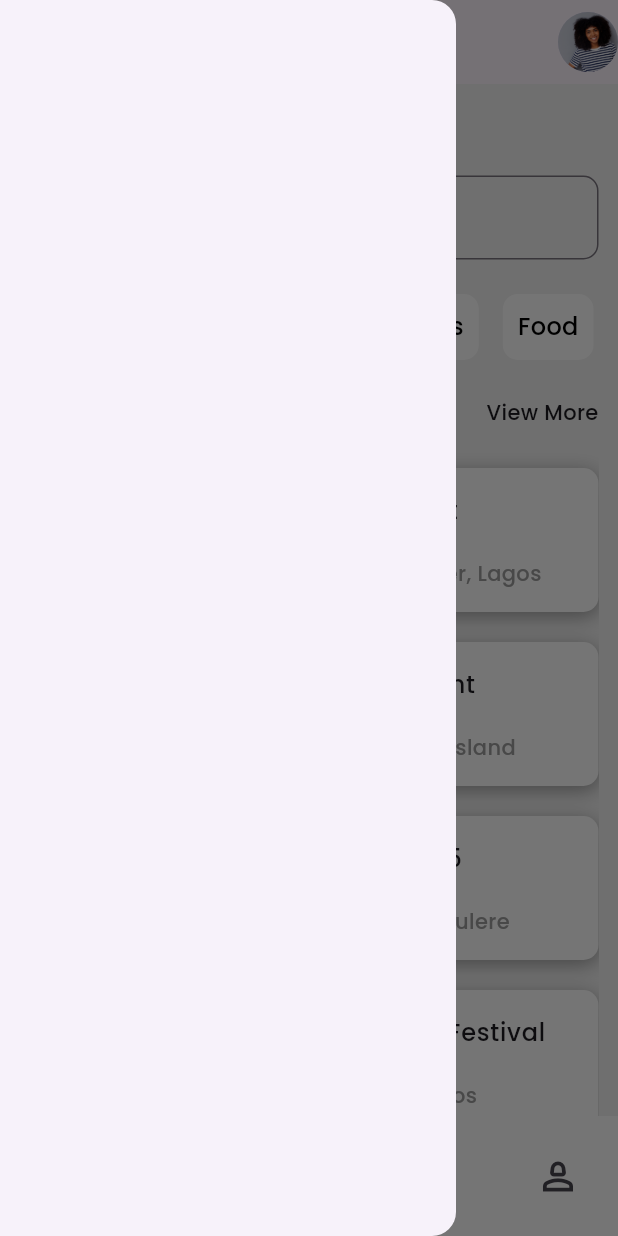
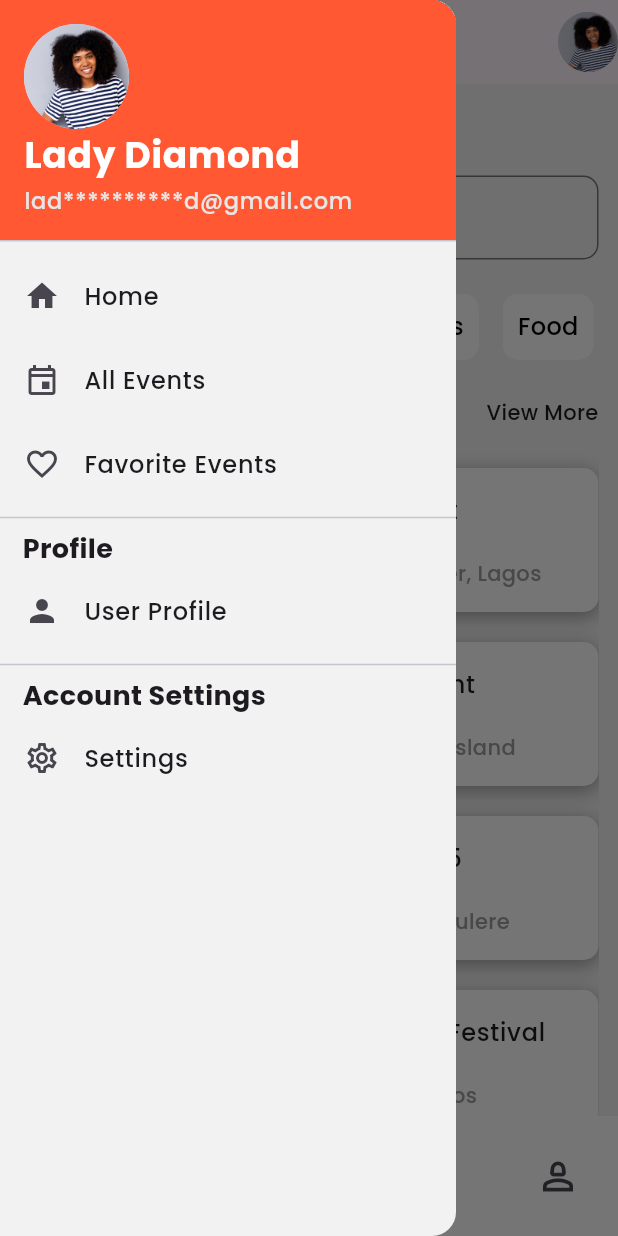
Before and after one commit to Joyy-dev/eventparty, a Flutter app: the screen it shows after launch, with the side drawer open, on a phone screen of 412 x 824 dp. Run offline on Flutter 3.47's test engine with Material 3 defaults, Android fonts, the light colour scheme and no system bars.

Commit message:
App drawer

```diff
--- a/lib/screens/event_screens.dart
+++ b/lib/screens/event_screens.dart
@@ -1,5 +1,6 @@
 import 'package:eventparty/widget/event_botton.dart';
 import 'package:eventparty/widget/event_carousel.dart';
+import 'package:eventparty/widget/event_drawer.dart';
 import 'package:eventparty/widget/event_search.dart';
 import 'package:eventparty/widget/popular_event.dart';
 import 'package:flutter/material.dart';
@@ -22,6 +23,7 @@ class EventScreens extends StatelessWidget {
         ],
       ),
       bottomNavigationBar: EventBotton(),
+      drawer: EventDrawer(),
 
       body: SingleChildScrollView(
         child: Container(
--- a/lib/widget/event_drawer.dart
+++ b/lib/widget/event_drawer.dart
@@ -1,3 +1,5 @@
+import 'package:eventparty/screens/event_screens.dart';
+import 'package:eventparty/screens/home_screens.dart';
 import 'package:flutter/material.dart';
 
 class EventDrawer extends StatelessWidget {
@@ -5,6 +7,116 @@ class EventDrawer extends StatelessWidget {
 
   @override
   Widget build(BuildContext context) {
-    return Drawer();
+    return Drawer(
+      backgroundColor: Color(0xFFF2F2F2),
+      elevation: 5,
+      child: ListView(
+        padding: EdgeInsets.zero,
+        children: [
+          DrawerHeader(
+            decoration: BoxDecoration(
+              color: Color(0xFFFF5833),
+            ),
+            child: Column(
+              crossAxisAlignment: CrossAxisAlignment.start,
+              children: [
+                CircleAvatar(
+                  backgroundImage: AssetImage('assets/images/girl.png'),
+                  maxRadius: 35,
+                ),
+                Text(
+                  'Lady Diamond',
+                  style: TextStyle(
+                    fontWeight: FontWeight.bold,
+                    fontSize: 24,
+                    color: Colors.white
+                  ),
+                ),
+                Text(
+                  'lad**********d@gmail.com',
+                  style: TextStyle(
+                    color: const Color.fromARGB(255, 230, 230, 230),
+                    fontSize: 15
+                  ),
+                )
+              ],
+            )
+          ),
+          Column(
+            crossAxisAlignment: CrossAxisAlignment.start,
+            children: [
+              ListTile(
+                onTap: () {
+                  Navigator.of(
+                    context
+                  ).pushReplacement(
+                    MaterialPageRoute(
+                      builder: (context) => HomeScreens()
+                    )
+                  );
+                },
+                leading: Icon(Icons.home),
+                title: Text(
+                  'Home'
+                ),
+              ),
+              ListTile(
+                onTap: () {
+                  Navigator.of(
+                    context
+                  ).pushReplacement(
+                    MaterialPageRoute(
+                      builder: (context) => EventScreens()
+                    )
+                  );
+                },
+                leading: Icon(Icons.event_outlined),
+                title: Text(
+                  'All Events'
+                ),
+              ),
+              ListTile(
+                leading: Icon(Icons.favorite_border_outlined),
+                title: Text(
+                  'Favorite Events'
+                ),
+              ),
+              Divider(),
+              Padding(
+                padding: const EdgeInsets.symmetric(horizontal: 15),
+                child: Text(
+                  'Profile',
+                  style: TextStyle(
+                    fontWeight: FontWeight.bold,
+                    fontSize: 18
+                  ),
+                ),
+              ),
+              ListTile(
+                leading: Icon(Icons.person),
+                title: Text(
+                  'User Profile'
+                )
+              ),
+              Divider(),
+              Padding(
+                padding: const EdgeInsets.symmetric(horizontal: 15),
+                child: Text(
+                  'Account Settings',
+                  style: TextStyle(
+                    fontSize: 18,
+                    fontWeight: FontWeight.bold
+                  ),
+                ),
+              ),
+              ListTile(
+                leading: Icon(Icons.settings_outlined),
+                title: Text('Settings'),
+              )
+            ],
+          )
+        ],
+      ),
+    );
   }
 }
--- a/lib/widget/event_list.dart
+++ b/lib/widget/event_list.dart
@@ -1,4 +1,5 @@
 import 'package:eventparty/provider/event.dart';
+import 'package:eventparty/screens/single_event_screens.dart';
 import 'package:provider/provider.dart';
 import 'package:flutter/material.dart';
 import 'package:intl/intl.dart';
@@ -45,7 +46,19 @@ class EventList extends StatelessWidget {
                 fit: BoxFit.cover,
                 width: 80,
               ),
-              title: Text(events.title),
+              title: GestureDetector(
+                onTap: () {
+                  Navigator.push(
+                    context,
+                    MaterialPageRoute(
+                      builder: (context) => SingleEventScreens(eventId: events.id,)
+                    )
+                  );
+                },
+                child: Text(
+                  events.title
+                )
+              ),
               subtitle: Column(
                 children: [
                   Row(
```
Also changed, not shown: lib/screens/single_event_screens.dart (added, +25 -0 lines), lib/widget/event_botton.dart (+10 -2 lines), lib/widget/popular_event.dart (+86 -21 lines).
